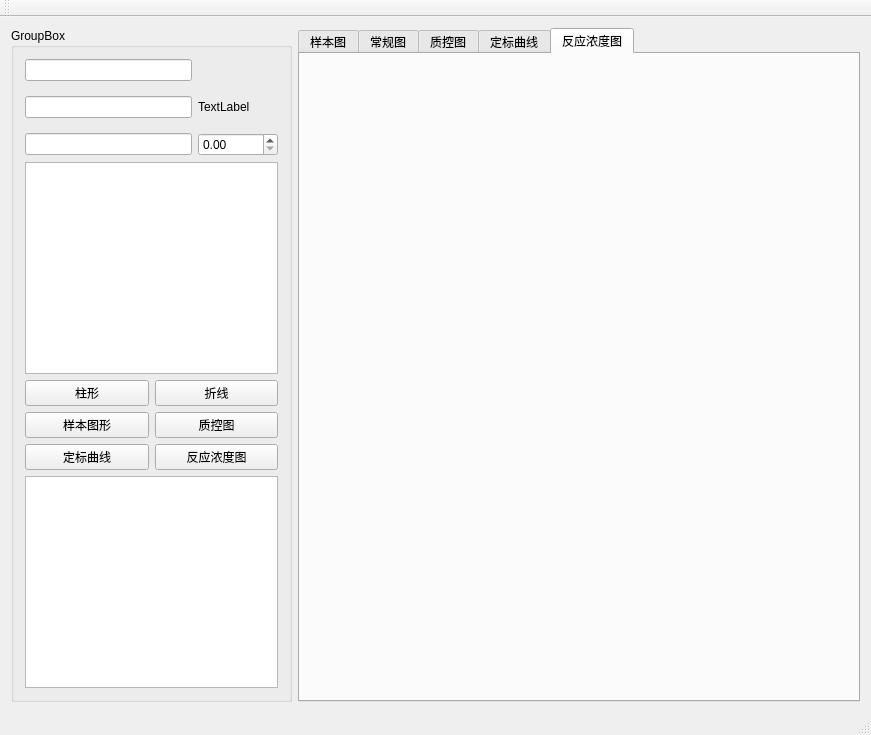
Old version of the form QtGuiApplication3/QtGuiApplication3/QtGuiApplication3.ui in the repository FlowWaterMe/myplot.
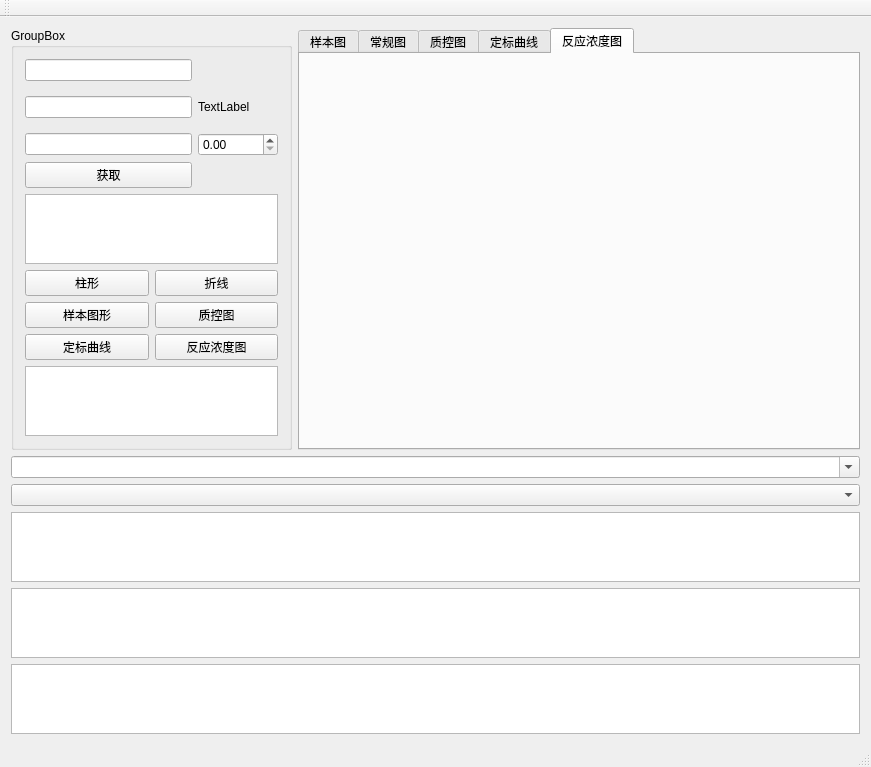
New version of the form. The open tabs and pages were chosen to show the change. Custom widgets are drawn as their Qt base class.

```diff
--- a/QtGuiApplication3/QtGuiApplication3/QtGuiApplication3.ui
+++ b/QtGuiApplication3/QtGuiApplication3/QtGuiApplication3.ui
@@ -15,6 +15,13 @@
   </property>
   <widget class="QWidget" name="centralWidget">
    <layout class="QGridLayout" name="gridLayout_4">
+    <item row="1" column="0">
+     <widget class="MyCombox" name="comboBox">
+      <property name="editable">
+       <bool>true</bool>
+      </property>
+     </widget>
+    </item>
     <item row="0" column="0">
      <layout class="QGridLayout" name="gridLayout_3" columnstretch="1,2" columnminimumwidth="1,1">
       <item row="0" column="0">
@@ -23,7 +30,7 @@
          <string>GroupBox</string>
         </property>
         <layout class="QGridLayout" name="gridLayout_6">
-         <item row="4" column="0" colspan="2">
+         <item row="6" column="0" colspan="2">
           <layout class="QGridLayout" name="gridLayout_5">
            <item row="0" column="0">
             <widget class="QPushButton" name="pushButton_zhuxing">
@@ -84,18 +91,18 @@
            </item>
           </layout>
          </item>
-         <item row="2" column="0">
-          <widget class="QLineEdit" name="lineEdit_2"/>
+         <item row="1" column="0">
+          <widget class="CMyLineEdit" name="lineEdit">
+           <property name="text">
+            <string/>
+           </property>
+          </widget>
          </item>
          <item row="2" column="1">
           <widget class="QDoubleSpinBox" name="doubleSpinBox"/>
          </item>
-         <item row="5" column="0" colspan="2">
-          <widget class="QTextEdit" name="textEdit">
-           <property name="cursorWidth">
-            <number>5</number>
-           </property>
-          </widget>
+         <item row="2" column="0">
+          <widget class="QLineEdit" name="lineEdit_2"/>
          </item>
          <item row="1" column="1">
           <widget class="CMySlideSwitch" name="label">
@@ -110,26 +117,33 @@
            </property>
           </widget>
          </item>
-         <item row="1" column="0">
-          <widget class="CMyLineEdit" name="lineEdit">
-           <property name="text">
-            <string/>
+         <item row="7" column="0" colspan="2">
+          <widget class="QTextEdit" name="textEdit">
+           <property name="cursorWidth">
+            <number>5</number>
            </property>
           </widget>
          </item>
-         <item row="3" column="0" colspan="2">
-          <widget class="QTableWidget" name="tableWidget"/>
+         <item row="3" column="0">
+          <widget class="QPushButton" name="btnGet">
+           <property name="text">
+            <string>获取</string>
+           </property>
+          </widget>
          </item>
          <item row="0" column="0">
           <widget class="QLineEdit" name="lineEdit_3"/>
          </item>
+         <item row="5" column="0" colspan="2">
+          <widget class="QTableWidget" name="tableWidget"/>
+         </item>
         </layout>
        </widget>
       </item>
       <item row="0" column="1">
        <widget class="QTabWidget" name="tabWidget">
         <property name="currentIndex">
-         <number>4</number>
+         <number>1</number>
         </property>
         <widget class="QWidget" name="t1">
          <attribute name="title">
@@ -177,7 +191,11 @@
          </attribute>
          <layout class="QGridLayout" name="gridLayout_8">
           <item row="0" column="0">
-           <widget class="CCurvePlot" name="widget_FN" native="true"/>
+           <widget class="CCurvePlot" name="widget_FN" native="true">
+            <property name="styleSheet">
+             <string notr="true"/>
+            </property>
+           </widget>
           </item>
          </layout>
         </widget>
@@ -185,6 +203,18 @@
       </item>
      </layout>
     </item>
+    <item row="2" column="0">
+     <widget class="MyCombox" name="comboBox_2"/>
+    </item>
+    <item row="5" column="0">
+     <widget class="QGraphicsView" name="sampleView"/>
+    </item>
+    <item row="4" column="0">
+     <widget class="QGraphicsView" name="reactionview"/>
+    </item>
+    <item row="3" column="0">
+     <widget class="CReagentPlate" name="reagentview"/>
+    </item>
    </layout>
   </widget>
   <widget class="QMenuBar" name="menuBar">
@@ -237,6 +267,16 @@
    <extends>QLineEdit</extends>
    <header>MyLineEdit.h</header>
   </customwidget>
+  <customwidget>
+   <class>MyCombox</class>
+   <extends>QComboBox</extends>
+   <header>MyCombox.h</header>
+  </customwidget>
+  <customwidget>
+   <class>CReagentPlate</class>
+   <extends>QGraphicsView</extends>
+   <header>../control/Plate/ReagentPlate.h</header>
+  </customwidget>
  </customwidgets>
  <resources>
   <include location="QtGuiApplication3.qrc"/>
```
